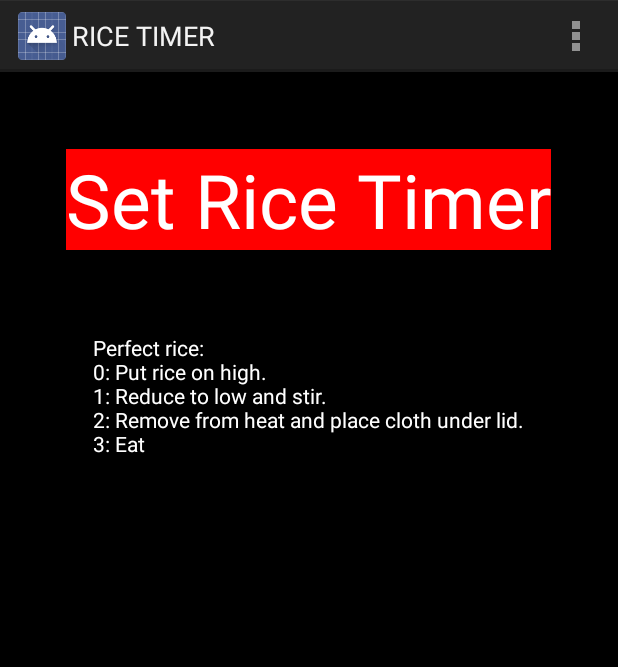
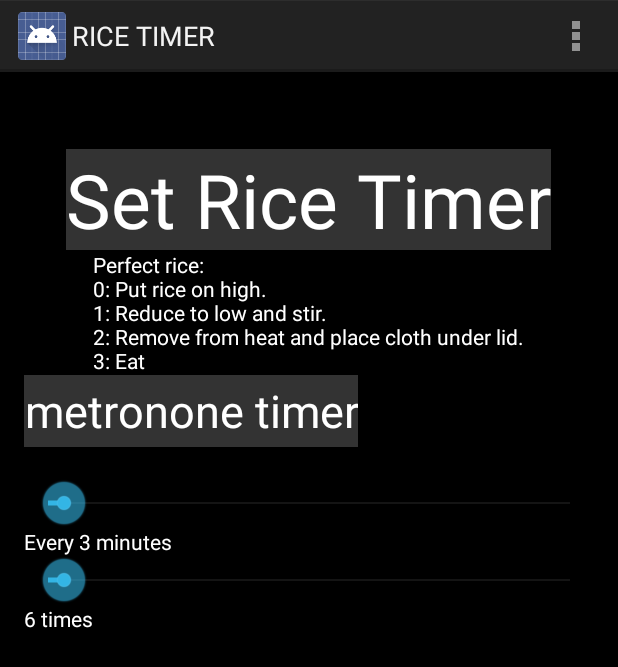
Before and after one commit to jlokimlin/rice_timer_app, an Android app: the screen it shows after launch (AddRiceTimer), on a phone screen of 412 x 824 dp. Shown: the top 667 px of the screen. Run offline under Robolectric (Android 15) with nearby library versions, the phone set to English and light mode, and no system bars; 1 statement that could not run was skipped.

Commit message:
Working metronome timer

```diff
--- a/app/src/main/java/com/jlokimlin/rice_timer/rice_timer/AddRiceTimer.java
+++ b/app/src/main/java/com/jlokimlin/rice_timer/rice_timer/AddRiceTimer.java
@@ -37,6 +37,7 @@ public class AddRiceTimer extends Activity implements SeekBar.OnSeekBarChangeLis
     private ExecutorService singleThreadPool;
     private Map<Integer, String> timers = new HashMap<>();
     private TextView intervalTextView;
+    private TextView numberOfTimesTextView;
     private static final int THREE_MINUTES = 3;
     private SharedPreferences sharedPref;
 
@@ -47,7 +48,12 @@ public class AddRiceTimer extends Activity implements SeekBar.OnSeekBarChangeLis
         setContentView(R.layout.activity_add_rice_timer);
         singleThreadPool = Executors.newFixedThreadPool(1);
         sharedPref = getPreferences(Context.MODE_PRIVATE);
-
+        intervalTextView = (TextView)findViewById(R.id.intervalTextView);
+        numberOfTimesTextView = (TextView)findViewById(R.id.numberOfTimesTextView);
+        SeekBar intervalSeekBar = (SeekBar)findViewById(R.id.intervalMinutesSeekBar);
+        SeekBar numberOfTimesSeekBar = (SeekBar)findViewById(R.id.numberOfTimesSeekBar);
+        intervalSeekBar.setOnSeekBarChangeListener(this);
+        numberOfTimesSeekBar.setOnSeekBarChangeListener(this);
     }
 
     @Override
@@ -71,7 +77,7 @@ public class AddRiceTimer extends Activity implements SeekBar.OnSeekBarChangeLis
     }
 
     @Shortcut(id = "startRiceId", icon = R.drawable.myshape, shortLabel = "Long grain rice")
-    private void startRice() {
+    public void startRice() {
 
 //        int defaultValue = getResources().getInteger(R.string.saved_high_score_default);
         long riceRestMinutes = sharedPref.getInt(getString(R.string.rest_key), DEFAULT_REST_RICE);
@@ -119,12 +125,15 @@ public class AddRiceTimer extends Activity implements SeekBar.OnSeekBarChangeLis
 
     @Override
     public void onProgressChanged(SeekBar seekBar, int progress, boolean fromUser) {
+        Log.v("Timer App", "On Progress Changed: " + progress);
         int seekBarId = seekBar.getId();
-        if(seekBarId == R.layout.activity_add_rice_timer)
-        intervalTextView.setText("Every " + progress  + " minutes");
-        sharedPref.edit().putInt(getString(R.string.metronome_interval), progress);
-        sharedPref.edit().putInt(getString(R.string.metronome_count), progress);
-        sharedPref.edit().apply();
+        if (seekBarId == R.id.intervalMinutesSeekBar) {
+            sharedPref.edit().putInt(getString(R.string.metronome_interval), progress).apply();
+            intervalTextView.setText("Every " + progress  + " minutes");
+        } else if (seekBarId == R.id.numberOfTimesSeekBar) {
+            sharedPref.edit().putInt(getString(R.string.metronome_count), progress).apply();
+            numberOfTimesTextView.setText(progress  + " times" );
+        }
     }
 
     @Override
--- a/app/src/main/res/layout/activity_add_rice_timer.xml
+++ b/app/src/main/res/layout/activity_add_rice_timer.xml
@@ -23,7 +23,7 @@
         android:text="@string/timer_button"
         android:onClick="startRice"
         android:id="@+id/button"
-        android:background="#ff0000"
+        android:background="#ff333333"
         android:textSize="50sp"
         android:textColor="#ffffffff"
         android:layout_alignParentTop="true"
@@ -34,10 +34,61 @@
         android:text="Perfect rice:\n0: Put rice on high.\n1: Reduce to low and stir. \n2: Remove from heat and place cloth under lid.\n3: Eat"
         android:layout_width="wrap_content"
         android:layout_height="wrap_content"
-        android:id="@+id/textView"
-        android:textColor="@android:color/white"
         android:layout_below="@+id/imageSwitcher"
         android:layout_centerHorizontal="true"
-        android:layout_marginTop="55dp" />
+        android:id="@+id/textView"
+        android:textColor="@android:color/white" />
+
+    <LinearLayout
+        android:orientation="vertical"
+        android:layout_width="match_parent"
+        android:layout_height="match_parent"
+        android:layout_below="@+id/metronome"
+        android:layout_centerHorizontal="true"
+        android:layout_marginTop="21dp">
+
+        <SeekBar
+            android:layout_width="match_parent"
+            android:layout_height="wrap_content"
+            android:id="@+id/intervalMinutesSeekBar"
+            android:progress="3"
+            android:max="100"/>
+        <TextView
+            android:layout_width="match_parent"
+            android:layout_height="wrap_content"
+            android:id="@+id/intervalTextView"
+            android:textColor="@android:color/white"
+            android:text="Every 3 minutes"
+            android:progress="3"
+            android:max="15"/><!-- maximum seekbar progress -->
+
+        <SeekBar
+            android:layout_width="match_parent"
+            android:layout_height="wrap_content"
+            android:max="100"
+            android:progress="3"
+            android:id="@+id/numberOfTimesSeekBar" />
+        <TextView
+            android:text="6 times"
+            android:layout_width="match_parent"
+            android:id="@+id/numberOfTimesTextView"
+            android:layout_height="wrap_content"
+            android:textColor="@android:color/white"
+            android:progress="3"
+            android:max="100"/> <!-- maximum seekbar progress -->
+
+    </LinearLayout>
+
+    <Button
+        android:layout_width="wrap_content"
+        android:layout_height="wrap_content"
+        android:text="@string/metronome_button"
+        android:onClick="metronome"
+        android:id="@+id/metronome"
+        android:background="#ff333333"
+        android:textSize="30sp"
+        android:textColor="#ffffffff"
+        android:layout_below="@+id/textView"
+        android:layout_alignParentStart="true" />
 
 </RelativeLayout>
```
